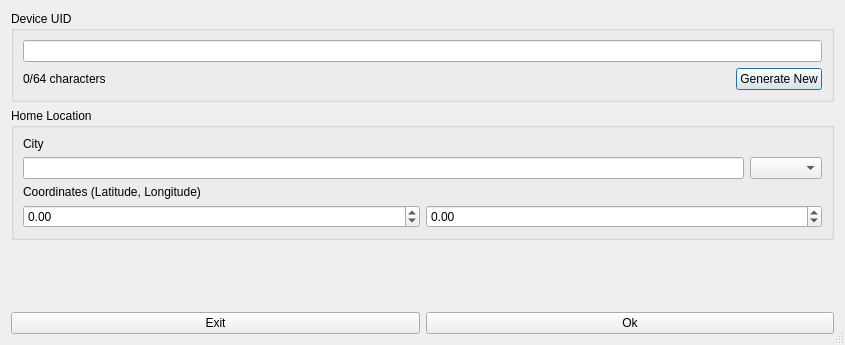
This is src/newAccountDialog.ui in flopp/DesktopJodel as Qt 5 draws it before an edit. The edited form follows.
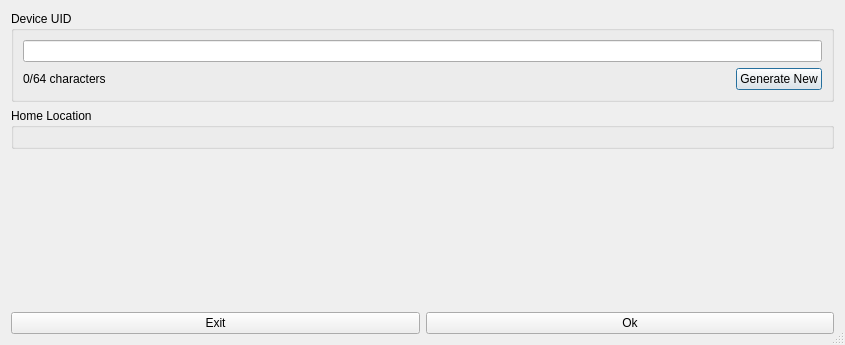
This is the edited form. Custom widgets are drawn as their Qt base class.

What changed in the file:
```diff
--- a/src/newAccountDialog.ui
+++ b/src/newAccountDialog.ui
@@ -74,52 +74,7 @@
      </property>
      <layout class="QVBoxLayout" name="verticalLayout_2">
       <item>
-       <widget class="QLabel" name="label">
-        <property name="text">
-         <string>City</string>
-        </property>
-       </widget>
-      </item>
-      <item>
-       <layout class="QHBoxLayout" name="horizontalLayout_2">
-        <item>
-         <widget class="QLineEdit" name="cityEdit"/>
-        </item>
-        <item>
-         <widget class="QComboBox" name="countryBox"/>
-        </item>
-       </layout>
-      </item>
-      <item>
-       <widget class="QLabel" name="label_2">
-        <property name="text">
-         <string>Coordinates (Latitude, Longitude)</string>
-        </property>
-       </widget>
-      </item>
-      <item>
-       <layout class="QHBoxLayout" name="horizontalLayout">
-        <item>
-         <widget class="QDoubleSpinBox" name="latEdit">
-          <property name="minimum">
-           <double>-90.000000000000000</double>
-          </property>
-          <property name="maximum">
-           <double>90.000000000000000</double>
-          </property>
-         </widget>
-        </item>
-        <item>
-         <widget class="QDoubleSpinBox" name="lngEdit">
-          <property name="minimum">
-           <double>-180.000000000000000</double>
-          </property>
-          <property name="maximum">
-           <double>180.000000000000000</double>
-          </property>
-         </widget>
-        </item>
-       </layout>
+       <widget class="LocationWidget" name="locationEdit" native="true"/>
       </item>
      </layout>
     </widget>
@@ -157,6 +112,14 @@
    </item>
   </layout>
  </widget>
+ <customwidgets>
+  <customwidget>
+   <class>LocationWidget</class>
+   <extends>QWidget</extends>
+   <header>locationWidget.h</header>
+   <container>1</container>
+  </customwidget>
+ </customwidgets>
  <resources/>
  <connections/>
 </ui>
```
